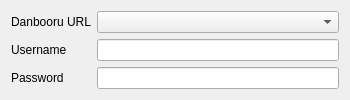
Old version of the form ui/connectdialog.ui in the repository lbeltrame/danbooru-client.
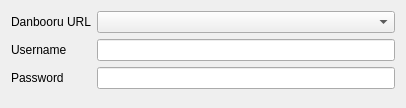
New version of the form. Custom widgets are drawn as their Qt base class.

```diff
--- a/ui/connectdialog.ui
+++ b/ui/connectdialog.ui
@@ -6,8 +6,8 @@
    <rect>
     <x>0</x>
     <y>0</y>
-    <width>350</width>
-    <height>95</height>
+    <width>406</width>
+    <height>108</height>
    </rect>
   </property>
   <property name="windowTitle">
@@ -17,48 +17,35 @@
    <property name="fieldGrowthPolicy">
     <enum>QFormLayout::ExpandingFieldsGrow</enum>
    </property>
-   <item row="0" column="0">
+   <item row="1" column="0">
     <widget class="QLabel" name="urlLabel">
      <property name="text">
       <string>Danbooru URL</string>
      </property>
     </widget>
    </item>
-   <item row="0" column="1">
-    <widget class="KHistoryComboBox" name="urlBox">
-     <property name="sizePolicy">
-      <sizepolicy hsizetype="MinimumExpanding" vsizetype="Fixed">
-       <horstretch>0</horstretch>
-       <verstretch>0</verstretch>
-      </sizepolicy>
-     </property>
-     <property name="autoCompletion">
-      <bool>true</bool>
-     </property>
-    </widget>
-   </item>
-   <item row="1" column="0">
+   <item row="2" column="0">
     <widget class="QLabel" name="userLabel">
      <property name="text">
       <string>Username</string>
      </property>
     </widget>
    </item>
-   <item row="1" column="1">
+   <item row="2" column="1">
     <widget class="KLineEdit" name="userLineEdit">
      <property name="clickMessage">
       <string>Danbooru username (optional)</string>
      </property>
     </widget>
    </item>
-   <item row="3" column="0">
+   <item row="4" column="0">
     <widget class="QLabel" name="passwordLabel">
      <property name="text">
       <string>Password</string>
      </property>
     </widget>
    </item>
-   <item row="3" column="1">
+   <item row="4" column="1">
     <widget class="KLineEdit" name="passwdLineEdit">
      <property name="clickMessage">
       <string>Danbooru password (optional)</string>
@@ -68,6 +55,19 @@
      </property>
     </widget>
    </item>
+   <item row="1" column="1">
+    <widget class="KComboBox" name="danbooruUrlComboBox">
+     <property name="sizePolicy">
+      <sizepolicy hsizetype="MinimumExpanding" vsizetype="Fixed">
+       <horstretch>0</horstretch>
+       <verstretch>0</verstretch>
+      </sizepolicy>
+     </property>
+     <property name="editable">
+      <bool>false</bool>
+     </property>
+    </widget>
+   </item>
   </layout>
  </widget>
  <customwidgets>
@@ -81,11 +81,6 @@
    <extends>QComboBox</extends>
    <header>kcombobox.h</header>
   </customwidget>
-  <customwidget>
-   <class>KHistoryComboBox</class>
-   <extends>KComboBox</extends>
-   <header>khistorycombobox.h</header>
-  </customwidget>
  </customwidgets>
  <resources/>
  <connections/>
```
